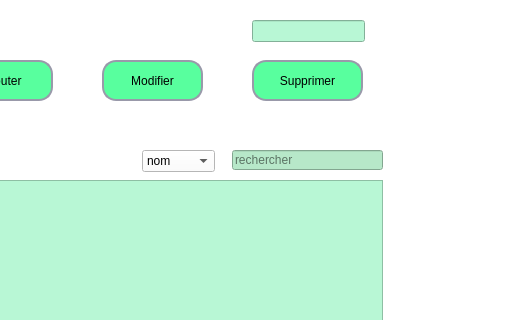
Above: mainwindow.ui from ANISO2/Ocrea before the change; both pictures show x 378 to 889 and y 0 to 320 of the 889 by 689 pixel window. Below: the same form after it.
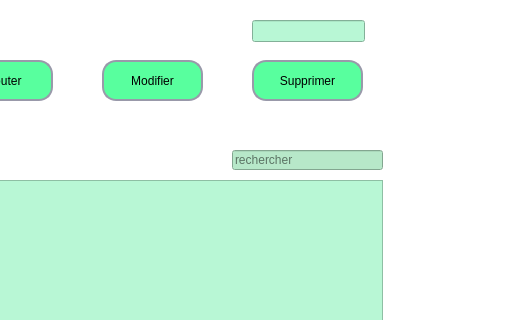
That is the form after the change. Icons and pictures are not drawn.

```diff
--- a/mainwindow.ui
+++ b/mainwindow.ui
@@ -614,40 +614,10 @@
 </string>
     </property>
    </widget>
-   <widget class="QComboBox" name="comboBox">
-    <property name="geometry">
-     <rect>
-      <x>520</x>
-      <y>150</y>
-      <width>73</width>
-      <height>22</height>
-     </rect>
-    </property>
-    <item>
-     <property name="text">
-      <string>nom</string>
-     </property>
-    </item>
-    <item>
-     <property name="text">
-      <string>date</string>
-     </property>
-    </item>
-    <item>
-     <property name="text">
-      <string>etat</string>
-     </property>
-    </item>
-    <item>
-     <property name="text">
-      <string>url</string>
-     </property>
-    </item>
-   </widget>
    <widget class="QWidget" name="gridLayoutWidget">
     <property name="geometry">
      <rect>
-      <x>180</x>
+      <x>230</x>
       <y>430</y>
       <width>401</width>
       <height>251</height>
@@ -658,7 +628,7 @@
    <widget class="QLabel" name="label_pic">
     <property name="geometry">
      <rect>
-      <x>790</x>
+      <x>780</x>
       <y>0</y>
       <width>81</width>
       <height>111</height>
```
